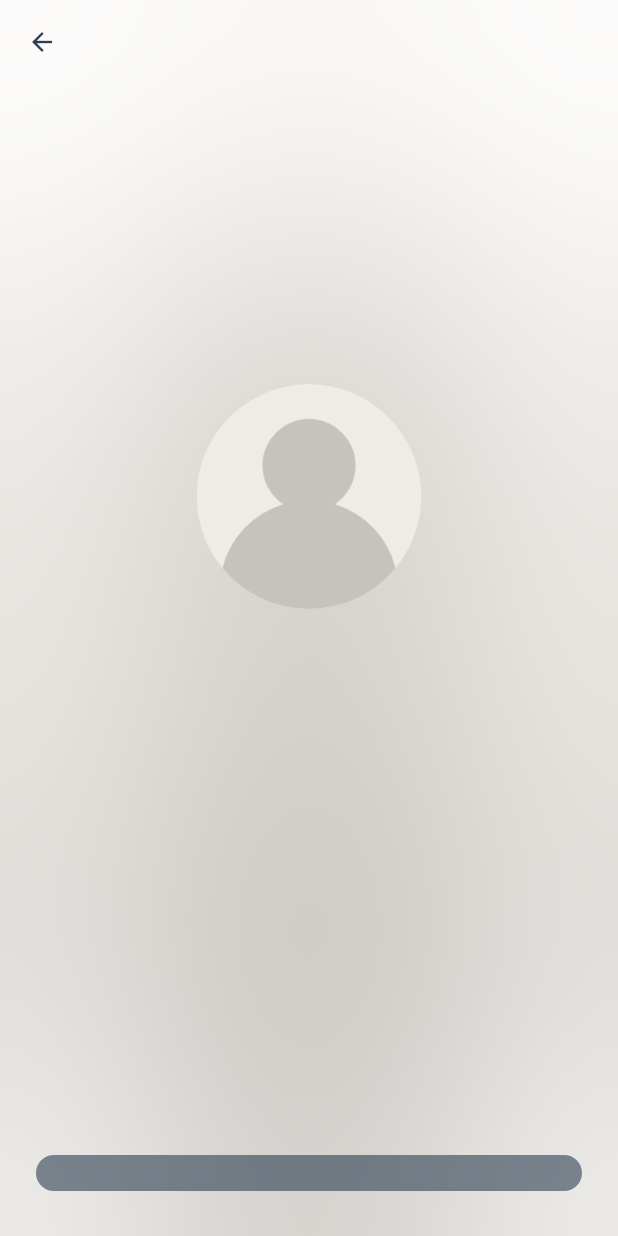
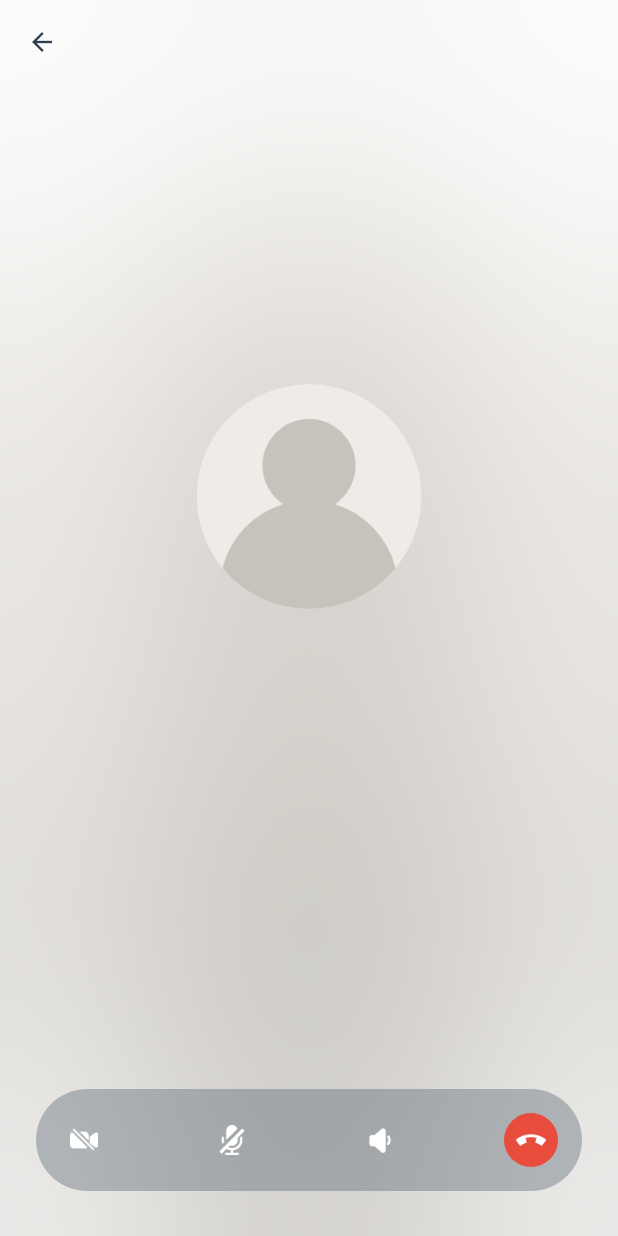
Before and after one commit to mirzamahmud/agora_demo, a Flutter app: the VoiceCallScreen screen opened by its route, on a phone screen of 412 x 824 dp. Run offline on Flutter 3.47's test engine with Material 3 defaults, Android fonts, the phone set to English and light mode, and no system bars; our stand-ins replace cloud_firestore, firebase_auth, firebase_core, fluttertoast, gap, get and 2 more; missing offline and left inert: api_service_interceptor; accounts and stored records are empty; statements that could not run were skipped.

Commit message:
voice_call_screen_design_complete

```diff
--- a/lib/core/utils/image/app_icons.dart
+++ b/lib/core/utils/image/app_icons.dart
@@ -3,4 +3,7 @@ class AppIcons {
   static const String cameraOff = "assets/icons/camera_off.png";
   static const String cameraOn = "assets/icons/camera_on.png";
   static const String micOff = "assets/icons/mic_off.png";
+  static const String lowVolume = "assets/icons/low_volume.png";
+  static const String highVolume = "assets/icons/high_volume.png";
+  static const String callCancel = "assets/icons/call_cancel.png";
 }
--- a/lib/presentation_layer/screens/voice_call/voice_call_screen.dart
+++ b/lib/presentation_layer/screens/voice_call/voice_call_screen.dart
@@ -1,6 +1,7 @@
 import 'dart:ui';
 
 import 'package:agora_demo/core/utils/color/app_colors.dart';
+import 'package:agora_demo/core/utils/image/app_icons.dart';
 import 'package:agora_demo/core/utils/image/app_images.dart';
 import 'package:agora_demo/presentation_layer/ui/font_style.dart';
 import 'package:flutter/material.dart';
@@ -97,13 +98,45 @@ class _VoiceCallScreenState extends State<VoiceCallScreen> {
               child: Container(
                 width: MediaQuery.of(context).size.width,
                 padding: const EdgeInsetsDirectional.symmetric(
-                    vertical: 12, horizontal: 12),
+                    vertical: 8, horizontal: 8),
                 decoration: BoxDecoration(
-                    color: AppColors.colorBlack.withOpacity(0.6),
-                    borderRadius: BorderRadius.circular(12)),
+                    color: AppColors.colorBlack.withOpacity(0.3),
+                    borderRadius: BorderRadius.circular(40)),
                 child: Row(
                   mainAxisAlignment: MainAxisAlignment.spaceBetween,
-                  children: [],
+                  children: [
+                    IconButton(
+                      onPressed: () {},
+                      icon: Image.asset(AppIcons.cameraOff,
+                          color: AppColors.colorWhite, height: 20, width: 20),
+                      color: AppColors.colorWhite,
+                    ),
+                    IconButton(
+                      onPressed: () {},
+                      icon: Image.asset(AppIcons.micOff,
+                          color: AppColors.colorWhite, height: 20, width: 20),
+                      color: AppColors.colorWhite,
+                    ),
+                    IconButton(
+                      onPressed: () {},
+                      icon: Image.asset(AppIcons.lowVolume,
+                          color: AppColors.colorWhite, height: 20, width: 20),
+                      color: AppColors.colorWhite,
+                    ),
+                    IconButton(
+                      onPressed: () {},
+                      icon: Container(
+                        padding: const EdgeInsetsDirectional.symmetric(
+                            vertical: 8, horizontal: 8),
+                        alignment: Alignment.center,
+                        decoration: const BoxDecoration(
+                            color: AppColors.colorRed, shape: BoxShape.circle),
+                        child: Image.asset(AppIcons.callCancel,
+                            color: AppColors.colorWhite, height: 20, width: 20),
+                      ),
+                      color: AppColors.colorRed,
+                    )
+                  ],
                 ),
               ),
             )
```
Also changed, not shown: assets/icons/call_cancel.png (added), assets/icons/high_volume.png (added), assets/icons/low_volume.png (added).
